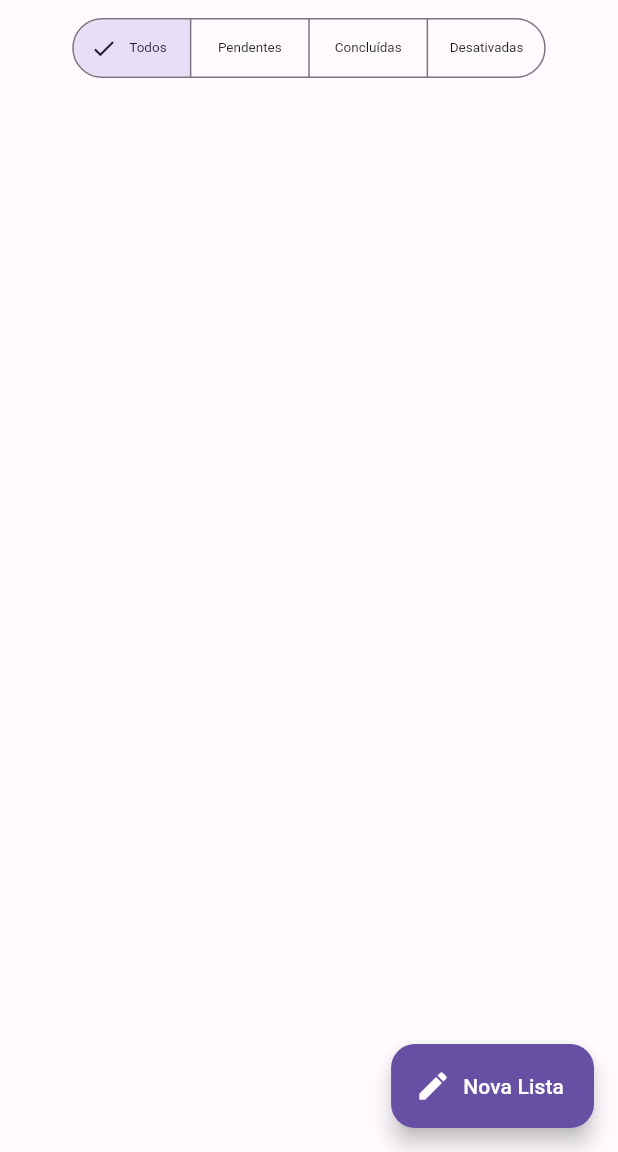
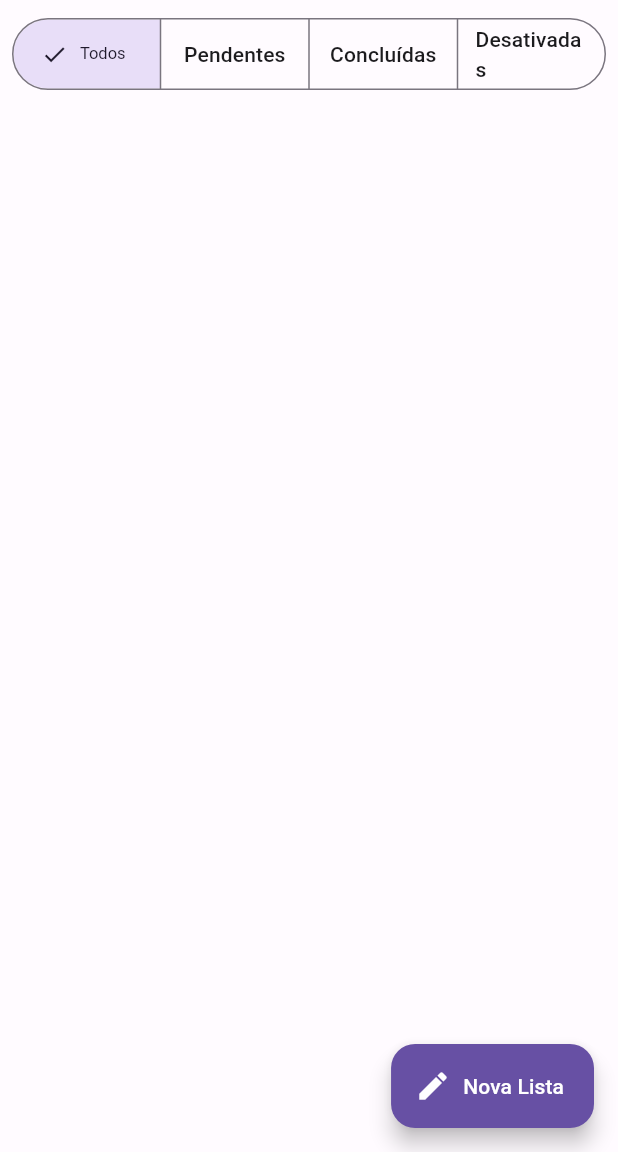
Before and after one commit to paulocf92/flutter-semana-fullstack, a Flutter app: the screen it shows after launch, on a phone screen of 412 x 824 dp, the part 84-1236 px from its top. Run offline on Flutter 3.47's test engine with Material 2 defaults, Android fonts, the phone set to English and light mode, and no system bars.

Commit message:
chore: further abstract segmented buttons theme

```diff
--- a/app/lib/src/shared/themes/themes.dart
+++ b/app/lib/src/shared/themes/themes.dart
@@ -13,13 +13,7 @@ ThemeData get lightTheme => ThemeData(
         backgroundColor: _lightColorScheme.primary,
         foregroundColor: _lightColorScheme.onPrimary,
       ),
-      segmentedButtonTheme: SegmentedButtonThemeData(
-        style: ButtonStyle(
-          textStyle: MaterialStateProperty.resolveWith<TextStyle>((states) {
-            return TextStyle(fontSize: 9);
-          }),
-        ),
-      ),
+      segmentedButtonTheme: _segmentedButtonTheme,
     );
 
 ThemeData get darkTheme => ThemeData(
@@ -34,4 +28,15 @@ ThemeData get darkTheme => ThemeData(
         backgroundColor: _darkColorScheme.primary,
         foregroundColor: _darkColorScheme.onPrimary,
       ),
+      segmentedButtonTheme: _segmentedButtonTheme,
     );
+
+SegmentedButtonThemeData get _segmentedButtonTheme => SegmentedButtonThemeData(
+      style: ButtonStyle(
+        textStyle: MaterialStateProperty.resolveWith<TextStyle?>((states) {
+          if (states.contains(MaterialState.selected)) {
+            return const TextStyle(fontSize: 11);
+          }
+        }),
+      ),
+    );
```
